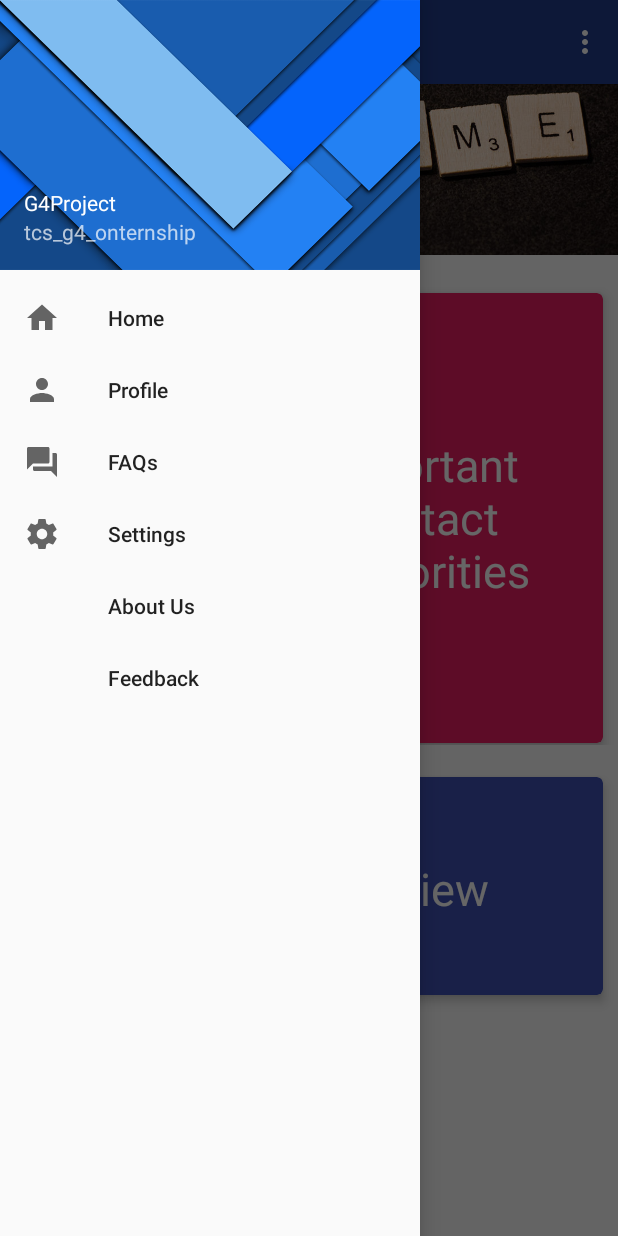
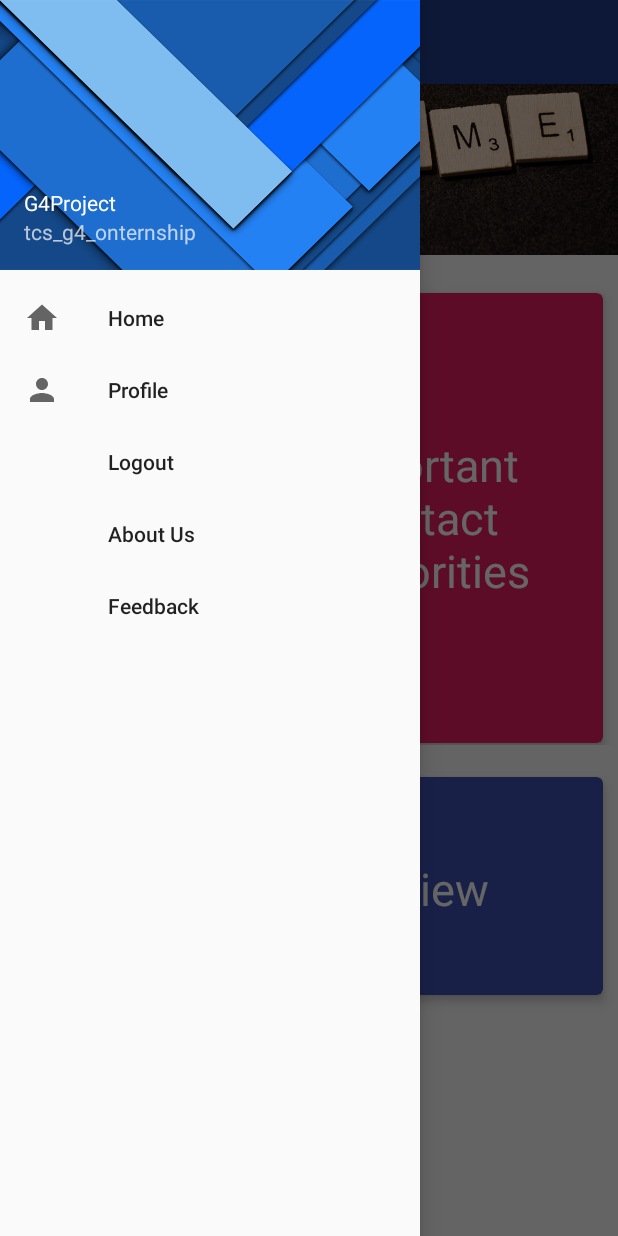
Before and after one commit to piyushrj100/G4Project, an Android app: the Main2Activity screen opened directly, with no data from a screen before it, with the side drawer open, on a phone screen of 412 x 824 dp. Run offline under Robolectric (Android 15) with nearby library versions, the light colour scheme and no system bars.

Commit message:
FAQ removed

```diff
--- a/app/src/main/java/g4eis/ontern/g4project/profile_fragment.java
+++ b/app/src/main/java/g4eis/ontern/g4project/profile_fragment.java
@@ -70,7 +70,7 @@ public class profile_fragment extends AppCompatActivity {
 
         sharedpreferences = getSharedPreferences(MyPREFERENCES, Context.MODE_PRIVATE);
         String eml=sharedpreferences.getString("uid","User not Logged in");
-        String nm=sharedpreferences.getString("usrName","User not Logged in");
+        String nm=sharedpreferences.getString("usrName","Enter your Name");
         email.setText(eml);
         name.setText(nm);
 
--- a/app/src/main/res/layout/profile_fragment.xml
+++ b/app/src/main/res/layout/profile_fragment.xml
@@ -102,7 +102,7 @@
                     android:layout_width="match_parent"
                     android:layout_height="wrap_content"
                     android:layout_marginTop="40dp"
-                    android:text="Change Password"
+                    android:text="Edit Profile"
                     android:textAllCaps="false"
                     android:layout_gravity="center"
                     android:gravity="center"
--- a/app/src/main/res/menu/activity_main2_drawer.xml
+++ b/app/src/main/res/menu/activity_main2_drawer.xml
@@ -11,15 +11,9 @@
             android:id="@+id/nav_Profile"
             android:icon="@drawable/ic_person_black_24dp"
             android:title="@string/nav_profile" />
-        <item
-            android:id="@+id/nav_faq"
-            android:icon="@drawable/ic_question_answer_black_24dp"
-            android:title="@string/nav_faqs" />
-
 
         <item
-            android:id="@+id/nav_settings"
-            android:icon="@drawable/ic_settings_black_24dp"
+            android:id="@+id/nav_logout"
             android:title="@string/nav_settings" />
         <item
             android:id="@+id/nav_about_us"
--- a/app/src/main/res/values/strings.xml
+++ b/app/src/main/res/values/strings.xml
@@ -1,5 +1,5 @@
 <resources>
-    <string name="app_name">G4Project</string>
+    <string name="app_name">TCS Embrace</string>
     <!--BY Piyush Raja-->
     <string name="title_activity_welcome">Home Screen</string>
     <string name="next">NEXT</string>
@@ -32,9 +32,8 @@
     <!-- Navigation Drawer menu labels -->
     <string name="nav_home">Home</string>
     <string name="nav_profile">Profile</string>
-    <string name="nav_faqs">FAQs</string>
     <string name="nav_Feedback">Feedback</string>
-    <string name="nav_settings">Settings</string>
+    <string name="nav_settings">Logout</string>
     <string name="nav_about_us">About Us</string>
     <string name="nav_logout">Log Out</string>
     <string-array name="nav_item_activity_titles">
```
Also changed, not shown: app/src/main/java/g4eis/ontern/g4project/Main2Activity.java (+26 -17 lines).
